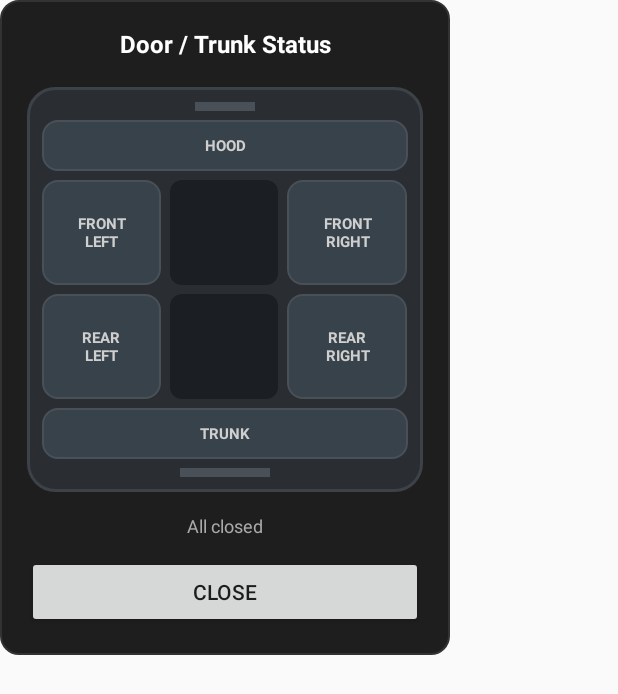
After one commit to HamzaRahman/CarPlayTesting, an Android app: the layout dialog_door_popup.xml on its own in the app's theme, with its tools: preview values and no code run, on a phone screen of 412 x 824 dp. The commit adds this screen. Shown: the top 694 px of the screen. Run offline under Robolectric (Android 15) with nearby library versions, the light colour scheme and no system bars.

Commit message:
Add top-down car diagram popup for door/trunk state

```diff
--- /dev/null
+++ b/app/src/main/java/com/debug/cansourcetester/DoorPopup.java
@@ -0,0 +1,78 @@
+package com.debug.cansourcetester;
+
+import android.app.Dialog;
+import android.content.Context;
+import android.view.Window;
+import android.widget.TextView;
+
+/**
+ * Custom-styled top-down car diagram for door/trunk state, shown by our own
+ * app -- separate from and non-interfering with the stock CarInfo.apk popup.
+ * State layout matches handleCarDetailInfo() in the decompiled
+ * Yage9DataDecoder: pData[4] bit2=hood, bit3=trunk, bit7=FL, bit6=FR,
+ * bit5=RL, bit4=RR.
+ */
+public class DoorPopup {
+
+    public static class State {
+        public boolean hood;
+        public boolean trunk;
+        public boolean frontLeft;
+        public boolean frontRight;
+        public boolean rearLeft;
+        public boolean rearRight;
+
+        public boolean anyOpen() {
+            return hood || trunk || frontLeft || frontRight || rearLeft || rearRight;
+        }
+    }
+
+    public static void show(Context context, State state) {
+        Dialog dialog = new Dialog(context);
+        dialog.requestWindowFeature(Window.FEATURE_NO_TITLE);
+        dialog.setContentView(R.layout.dialog_door_popup);
+
+        setZone(dialog, R.id.zoneHood, state.hood);
+        setZone(dialog, R.id.zoneTrunk, state.trunk);
+        setZone(dialog, R.id.zoneFrontLeft, state.frontLeft);
+        setZone(dialog, R.id.zoneFrontRight, state.frontRight);
+        setZone(dialog, R.id.zoneRearLeft, state.rearLeft);
+        setZone(dialog, R.id.zoneRearRight, state.rearRight);
+
+        TextView title = dialog.findViewById(R.id.txtPopupTitle);
+        TextView summary = dialog.findViewById(R.id.txtPopupSummary);
+        if (state.anyOpen()) {
+            title.setText("⚠ Door / Trunk Open");
+            summary.setText(buildOpenSummary(state));
+        } else {
+            title.setText("Door / Trunk Status");
+            summary.setText("All closed");
+        }
+
+        dialog.findViewById(R.id.btnPopupClose).setOnClickListener(v -> dialog.dismiss());
+        dialog.show();
+    }
+
+    private static void setZone(Dialog dialog, int id, boolean open) {
+        TextView zone = dialog.findViewById(id);
+        zone.setBackgroundResource(open ? R.drawable.bg_zone_open : R.drawable.bg_zone_closed);
+        zone.setTextColor(open ? 0xFFFF8A80 : 0xFFCFCFCF);
+    }
+
+    private static String buildOpenSummary(State state) {
+        StringBuilder sb = new StringBuilder();
+        if (state.hood) append(sb, "Hood");
+        if (state.trunk) append(sb, "Trunk");
+        if (state.frontLeft) append(sb, "Front Left door");
+        if (state.frontRight) append(sb, "Front Right door");
+        if (state.rearLeft) append(sb, "Rear Left door");
+        if (state.rearRight) append(sb, "Rear Right door");
+        sb.append(" open");
+        return sb.toString();
+    }
+
+    private static void append(StringBuilder sb, String label) {
+        if (sb.length() > 0) sb.append(", ");
+        sb.append(label);
+    }
+}
--- a/app/src/main/java/com/debug/cansourcetester/FuelInfoActivity.java
+++ b/app/src/main/java/com/debug/cansourcetester/FuelInfoActivity.java
@@ -68,6 +68,12 @@ public class FuelInfoActivity extends Activity {
         addDoorPill(doorRow2, "Front R", false);
         addDoorPill(doorRow2, "Rear L", false);
         addDoorPill(doorRow2, "Rear R", false);
+
+        findViewById(R.id.btnPreviewDoorPopup).setOnClickListener(v -> {
+            DoorPopup.State state = new DoorPopup.State();
+            state.frontLeft = true;
+            DoorPopup.show(this, state);
+        });
     }
 
     private void bindStat(int includeId, String label, String value, String unit, int progress) {
--- /dev/null
+++ b/app/src/main/res/drawable/bg_cabin.xml
@@ -0,0 +1,5 @@
+<?xml version="1.0" encoding="utf-8"?>
+<shape xmlns:android="http://schemas.android.com/apk/res/android">
+    <solid android:color="#1B1E22" />
+    <corners android:radius="8dp" />
+</shape>
--- /dev/null
+++ b/app/src/main/res/drawable/bg_car_body.xml
@@ -0,0 +1,6 @@
+<?xml version="1.0" encoding="utf-8"?>
+<shape xmlns:android="http://schemas.android.com/apk/res/android">
+    <solid android:color="#2A2E33" />
+    <corners android:radius="18dp" />
+    <stroke android:width="2dp" android:color="#3D4249" />
+</shape>
--- /dev/null
+++ b/app/src/main/res/drawable/bg_zone_closed.xml
@@ -0,0 +1,6 @@
+<?xml version="1.0" encoding="utf-8"?>
+<shape xmlns:android="http://schemas.android.com/apk/res/android">
+    <solid android:color="#37424A" />
+    <corners android:radius="10dp" />
+    <stroke android:width="1dp" android:color="#4A5057" />
+</shape>
--- /dev/null
+++ b/app/src/main/res/drawable/bg_zone_open.xml
@@ -0,0 +1,6 @@
+<?xml version="1.0" encoding="utf-8"?>
+<shape xmlns:android="http://schemas.android.com/apk/res/android">
+    <solid android:color="#5A2020" />
+    <corners android:radius="10dp" />
+    <stroke android:width="2dp" android:color="#FF5252" />
+</shape>
--- a/app/src/main/res/layout/activity_fuel_info.xml
+++ b/app/src/main/res/layout/activity_fuel_info.xml
@@ -204,6 +204,13 @@
                 android:text="Bits packed in a single byte at pData[4] when GID/SID header pData[1]==18 (0x12). mFront=bit2 (hood), mRear=bit3 (trunk), FL=bit7, FR=bit6, RL=bit5, RR=bit4."
                 android:textColor="#777777"
                 android:textSize="10sp" />
+
+            <Button
+                android:id="@+id/btnPreviewDoorPopup"
+                android:layout_width="match_parent"
+                android:layout_height="wrap_content"
+                android:layout_marginTop="12dp"
+                android:text="Preview door/trunk popup" />
         </LinearLayout>
 
         <View
--- /dev/null
+++ b/app/src/main/res/layout/dialog_door_popup.xml
@@ -0,0 +1,161 @@
+<?xml version="1.0" encoding="utf-8"?>
+<LinearLayout xmlns:android="http://schemas.android.com/apk/res/android"
+    android:layout_width="300dp"
+    android:layout_height="wrap_content"
+    android:background="@drawable/bg_card"
+    android:orientation="vertical"
+    android:padding="18dp">
+
+    <TextView
+        android:id="@+id/txtPopupTitle"
+        android:layout_width="match_parent"
+        android:layout_height="wrap_content"
+        android:gravity="center"
+        android:text="Door / Trunk Status"
+        android:textColor="#FFFFFF"
+        android:textSize="16sp"
+        android:textStyle="bold" />
+
+    <!-- Top-down car diagram -->
+    <LinearLayout
+        android:layout_width="match_parent"
+        android:layout_height="wrap_content"
+        android:layout_marginTop="18dp"
+        android:background="@drawable/bg_car_body"
+        android:orientation="vertical"
+        android:padding="10dp">
+
+        <View
+            android:layout_width="40dp"
+            android:layout_height="6dp"
+            android:layout_gravity="center_horizontal"
+            android:layout_marginBottom="6dp"
+            android:background="#4A5057" />
+
+        <TextView
+            android:id="@+id/zoneHood"
+            android:layout_width="match_parent"
+            android:layout_height="34dp"
+            android:layout_marginBottom="6dp"
+            android:background="@drawable/bg_zone_closed"
+            android:gravity="center"
+            android:text="HOOD"
+            android:textColor="#CFCFCF"
+            android:textSize="10sp"
+            android:textStyle="bold" />
+
+        <LinearLayout
+            android:layout_width="match_parent"
+            android:layout_height="70dp"
+            android:layout_marginBottom="6dp"
+            android:orientation="horizontal">
+
+            <TextView
+                android:id="@+id/zoneFrontLeft"
+                android:layout_width="0dp"
+                android:layout_height="match_parent"
+                android:layout_marginEnd="6dp"
+                android:layout_weight="1"
+                android:background="@drawable/bg_zone_closed"
+                android:gravity="center"
+                android:text="FRONT\nLEFT"
+                android:textColor="#CFCFCF"
+                android:textSize="10sp"
+                android:textStyle="bold" />
+
+            <View
+                android:layout_width="0dp"
+                android:layout_height="match_parent"
+                android:layout_weight="0.9"
+                android:background="@drawable/bg_cabin" />
+
+            <TextView
+                android:id="@+id/zoneFrontRight"
+                android:layout_width="0dp"
+                android:layout_height="match_parent"
+                android:layout_marginStart="6dp"
+                android:layout_weight="1"
+                android:background="@drawable/bg_zone_closed"
+                android:gravity="center"
+                android:text="FRONT\nRIGHT"
+                android:textColor="#CFCFCF"
+                android:textSize="10sp"
+                android:textStyle="bold" />
+        </LinearLayout>
+
+        <LinearLayout
+            android:layout_width="match_parent"
+            android:layout_height="70dp"
+            android:layout_marginBottom="6dp"
+            android:orientation="horizontal">
+
+            <TextView
+                android:id="@+id/zoneRearLeft"
+                android:layout_width="0dp"
+                android:layout_height="match_parent"
+                android:layout_marginEnd="6dp"
+                android:layout_weight="1"
+                android:background="@drawable/bg_zone_closed"
+                android:gravity="center"
+                android:text="REAR\nLEFT"
+                android:textColor="#CFCFCF"
+                android:textSize="10sp"
+                android:textStyle="bold" />
+
+            <View
+                android:layout_width="0dp"
+                android:layout_height="match_parent"
+                android:layout_weight="0.9"
+                android:background="@drawable/bg_cabin" />
+
+            <TextView
+                android:id="@+id/zoneRearRight"
+                android:layout_width="0dp"
+                android:layout_height="match_parent"
+                android:layout_marginStart="6dp"
+                android:layout_weight="1"
+                android:background="@drawable/bg_zone_closed"
+                android:gravity="center"
+                android:text="REAR\nRIGHT"
+                android:textColor="#CFCFCF"
+                android:textSize="10sp"
+                android:textStyle="bold" />
+        </LinearLayout>
+
+        <TextView
+            android:id="@+id/zoneTrunk"
+            android:layout_width="match_parent"
+            android:layout_height="34dp"
+            android:layout_marginBottom="6dp"
+            android:background="@drawable/bg_zone_closed"
+            android:gravity="center"
+            android:text="TRUNK"
+            android:textColor="#CFCFCF"
+            android:textSize="10sp"
+            android:textStyle="bold" />
+
+        <View
+            android:layout_width="60dp"
+            android:layout_height="6dp"
+            android:layout_gravity="center_horizontal"
+            android:background="#4A5057" />
+    </LinearLayout>
+
+    <TextView
+        android:id="@+id/txtPopupSummary"
+        android:layout_width="match_parent"
+        android:layout_height="wrap_content"
+        android:layout_marginTop="14dp"
+        android:gravity="center"
+        android:text="All closed"
+        android:textColor="#AAAAAA"
+        android:textSize="12sp" />
+
+    <Button
+        android:id="@+id/btnPopupClose"
+        android:layout_width="match_parent"
+        android:layout_height="wrap_content"
+        android:layout_marginTop="12dp"
+        android:text="Close" />
+
+</LinearLayout>
```
